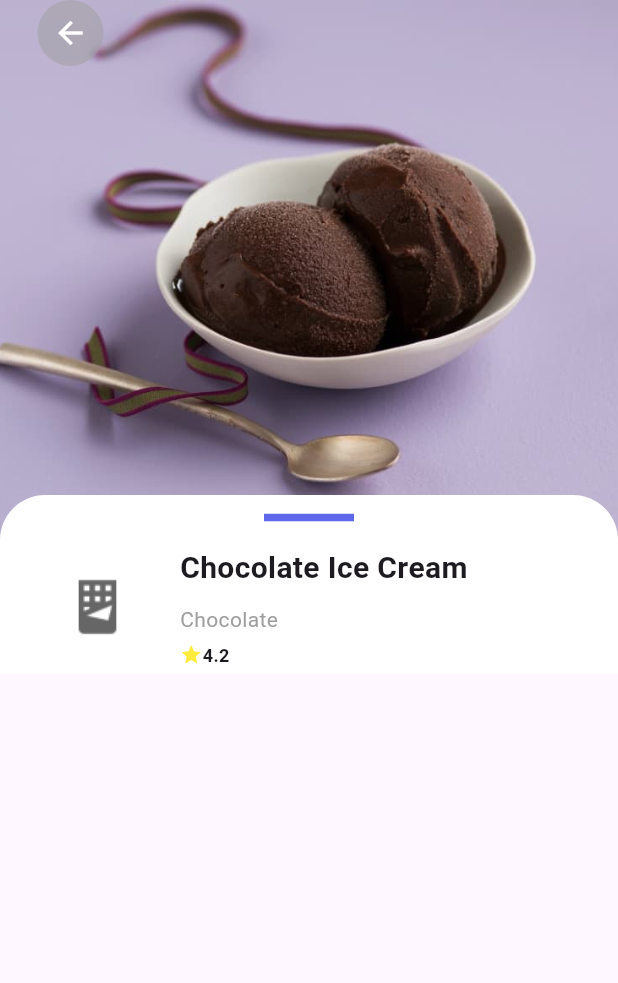
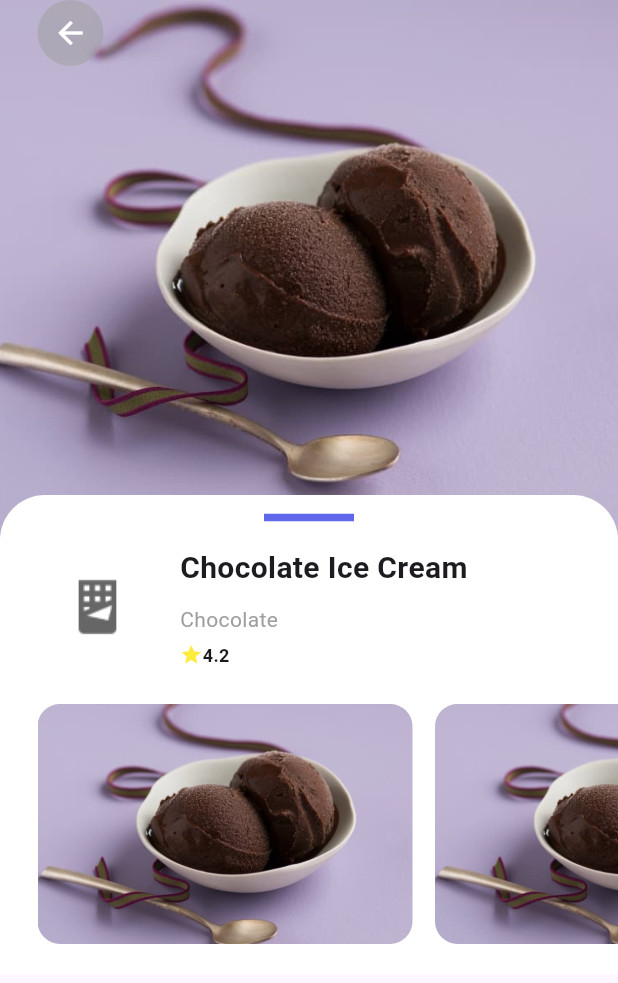
Before and after one commit to RomainDoyen/ice_creams, a Flutter app: the DetailPage screen opened directly with sample values from the repository, on a phone screen of 412 x 824 dp. Shown: the top 983 px of the screen. Run offline on Flutter 3.47's test engine with Material 3 defaults, Android fonts, the phone set to English and light mode, and no system bars.

Commit message:
feat(detail/widgets/gallery.dart): Creation of the gallery widget

```diff
--- a/lib/models/icecream.dart
+++ b/lib/models/icecream.dart
@@ -31,9 +31,9 @@ class IceCream {
           'assets/icons/chocolate.png',
           'Chocolate',
           [
-            'assets/images/chocolate.jpg',
-            'assets/images/chocolate.jpg',
-            'assets/images/chocolate.jpg',
+            'assets/images/chocolat.jpg',
+            'assets/images/chocolat.jpg',
+            'assets/images/chocolat.jpg',
           ],
           9.23,
           4.2,
--- /dev/null
+++ b/lib/pages/detail/widgets/gallery.dart
@@ -0,0 +1,33 @@
+import 'package:flutter/material.dart';
+import 'package:ice_creams/models/icecream.dart';
+
+class GallerySection extends StatelessWidget {
+
+  final IceCream iceCream;
+
+  const GallerySection(this.iceCream, {super.key});
+
+  @override
+  Widget build(BuildContext context) {
+    return Container(
+      height: 200,
+      padding: const EdgeInsets.symmetric(vertical: 20),
+      child: ListView.separated(
+        padding: const EdgeInsets.symmetric(horizontal: 25),
+        scrollDirection: Axis.horizontal,
+        itemBuilder: (context, index) => SizedBox(
+          width: 250,
+          child: ClipRRect(
+            borderRadius: BorderRadius.circular(15),
+            child: Image.asset(
+              iceCream.imageUrl[index],
+              fit: BoxFit.cover,
+            ),
+          ),
+        ),
+        separatorBuilder: (context, index) => const SizedBox(width: 15),
+        itemCount: iceCream.imageUrl.length,
+      ),
+    );
+  }
+}
--- a/lib/pages/detail/widgets/info.dart
+++ b/lib/pages/detail/widgets/info.dart
@@ -1,6 +1,8 @@
 import 'package:flutter/material.dart';
 import 'package:ice_creams/models/icecream.dart';
+import 'package:ice_creams/pages/detail/widgets/gallery.dart';
 import 'package:ice_creams/pages/detail/widgets/header.dart';
+
 
 class IceCreamInfo extends StatelessWidget {
   const IceCreamInfo(this.iceCream, {super.key});
@@ -14,6 +16,7 @@ class IceCreamInfo extends StatelessWidget {
       child: Column(
         children: [
           HeaderDetailSection(iceCream),
+          GallerySection(iceCream),
         ],
       ),
     );
```
